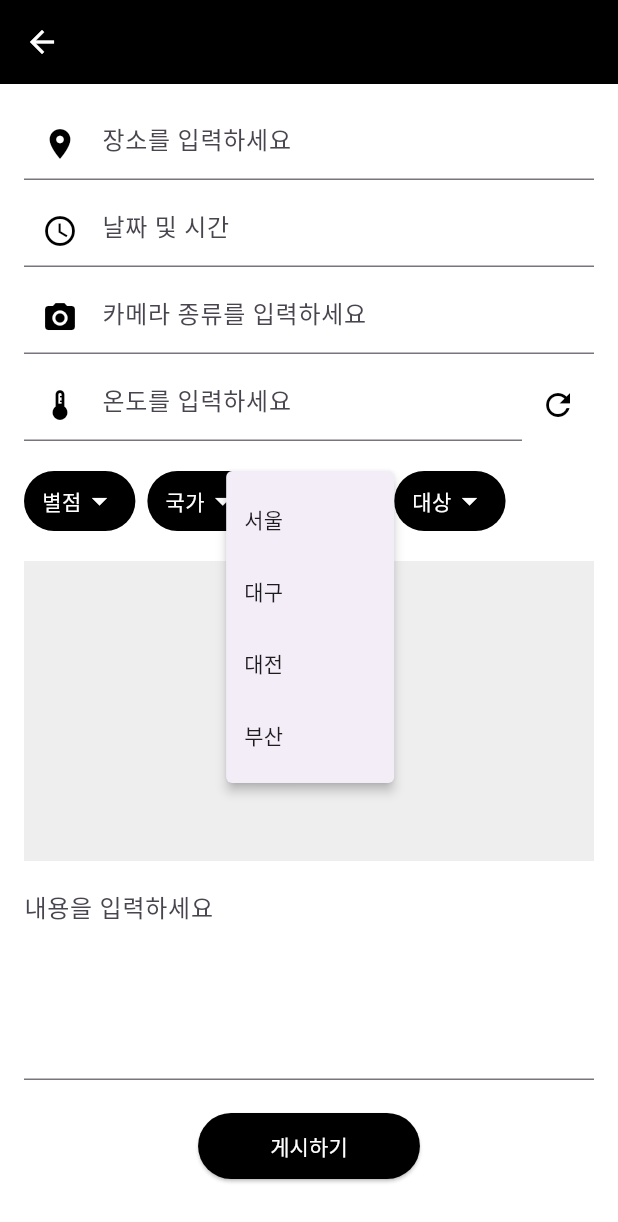
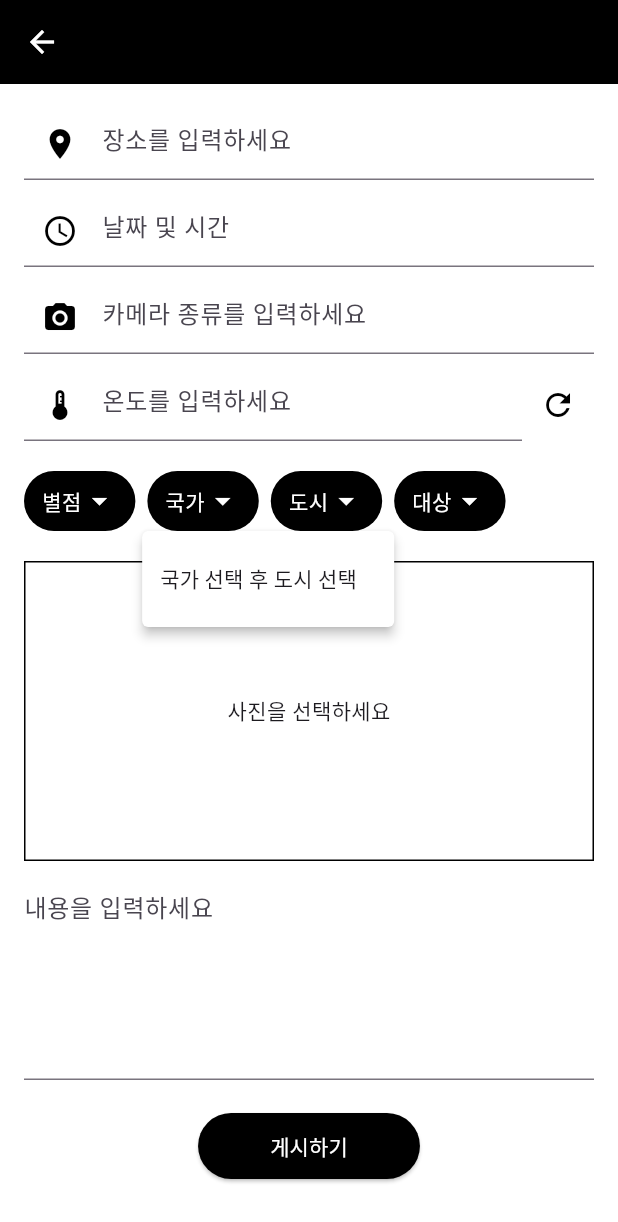
Before and after one commit to CHARKAK-SS/frontend, a Flutter app: the PostWriteScreen screen opened directly, after a tap on "도시", on a phone screen of 412 x 824 dp. Shown: the top 1222 px of the screen. Run offline on Flutter 3.47's test engine with Material 3 defaults, Android fonts, the phone set to English and light mode, and no system bars; our stand-ins replace geocoding, google_maps_flutter, image_picker, shared_preferences; missing offline and left inert: daum_postcode_view; accounts and stored records are empty; network calls fail; project files that could hold a hidden picture were left out.

Commit message:
UI update

```diff
--- a/lib/screens/post_screen.dart
+++ b/lib/screens/post_screen.dart
@@ -31,7 +31,10 @@ class _PostWriteScreenState extends State<PostWriteScreen> {
   File? selectedImage;
   List<String> starTags = ['별1개', '별2개', '별3개', '별4개', '별5개'];
   List<String> countryTags = ['국내', '국외'];
-  List<String> cityTags = ['서울', '대구', '대전', '부산'];
+  final Map<String, List<String>> cityOptions = {
+    '국내': ['서울', '대구', '대전', '부산', '인천', '광주', '천안', '원주', '구미', '세종', '경주'],
+    '국외': ['미국', '캐나다', '영국', '독일', '스페인', '일본', '중국', '베트남', '태국'],
+  };
   List<String> subjectTags = ['인물', '풍경', '사물', '동물', '야경'];
 
   Map<String, String?> selectedTagMap = {
@@ -143,7 +146,13 @@ class _PostWriteScreenState extends State<PostWriteScreen> {
                         Navigator.pop(context);
                         _showAddPlacePopup();
                       },
-                      child: const Text('장소 추가'),
+                      style: ElevatedButton.styleFrom(
+                        backgroundColor: Colors.black,
+                      ),
+                      child: const Text(
+                        '장소 추가',
+                        style: TextStyle(color: Colors.white),
+                      ),
                     ),
                   ],
                 ),
@@ -151,7 +160,10 @@ class _PostWriteScreenState extends State<PostWriteScreen> {
               actions: [
                 TextButton(
                   onPressed: () => Navigator.pop(context),
-                  child: const Text('닫기'),
+                  child: const Text(
+                    '닫기',
+                    style: TextStyle(color: Colors.black),
+                  ),
                 ),
               ],
             );
@@ -314,6 +326,55 @@ class _PostWriteScreenState extends State<PostWriteScreen> {
     );
   }
 
+  // country 선택 시 선택된 도시를 초기화하고 옵션 동적 반영
+  Widget buildTagDropdown(String label, List<String> items) {
+    // 🔥 country 옵션일 경우 동적 반영
+    if (label == '도시') {
+      final selectedCountry = selectedTagMap['국가'];
+      items =
+          selectedCountry != null
+              ? cityOptions[selectedCountry] ?? []
+              : ['국가 선택 후 도시 선택']; // 기본값 표시
+    }
+
+    return PopupMenuButton<String>(
+      color: Colors.white,
+      offset: Offset(0, 40),
+      onSelected: (value) {
+        setState(() {
+          selectedTagMap[label] = value;
+          if (label == '국가') {
+            // 🔥 국가 변경 시 도시 초기화
+            selectedTagMap['도시'] = null;
+          }
+        });
+      },
+      itemBuilder:
+          (_) =>
+              items
+                  .map((e) => PopupMenuItem(value: e, child: Text(e)))
+                  .toList(),
+      child: Container(
+        padding: const EdgeInsets.symmetric(horizontal: 12, vertical: 8),
+        margin: const EdgeInsets.only(right: 8),
+        decoration: BoxDecoration(
+          color: Colors.black,
+          borderRadius: BorderRadius.circular(20),
+        ),
+        child: Row(
+          mainAxisSize: MainAxisSize.min,
+          children: [
+            Text(
+              selectedTagMap[label] ?? label,
+              style: const TextStyle(color: Colors.white),
+            ),
+            const Icon(Icons.arrow_drop_down, color: Colors.white),
+          ],
+        ),
+      ),
+    );
+  }
+
   @override
   Widget build(BuildContext context) {
     return Scaffold(
@@ -359,7 +420,7 @@ class _PostWriteScreenState extends State<PostWriteScreen> {
                 children: [
                   buildTagDropdown('별점', starTags),
                   buildTagDropdown('국가', countryTags),
-                  buildTagDropdown('도시', cityTags),
+                  buildTagDropdown('도시', []), // 🔥 수정
                   buildTagDropdown('대상', subjectTags),
                 ],
               ),
@@ -379,7 +440,10 @@ class _PostWriteScreenState extends State<PostWriteScreen> {
                 child: Container(
                   width: double.infinity,
                   height: selectedImage != null ? 300 : 200,
-                  color: Colors.grey.shade200,
+                  decoration: BoxDecoration(
+                    color: Colors.white,
+                    border: Border.all(color: Colors.black, width: 1),
+                  ),
                   child:
                       selectedImage != null
                           ? Center(
@@ -632,33 +696,4 @@ class _PostWriteScreenState extends State<PostWriteScreen> {
       ).showSnackBar(SnackBar(content: Text('날씨 자동 입력 오류: $e')));
     }
   }
-
-  Widget buildTagDropdown(String label, List<String> items) {
-    return PopupMenuButton<String>(
-      onSelected: (value) => setState(() => selectedTagMap[label] = value),
-      itemBuilder:
-          (_) =>
-              items
-                  .map((e) => PopupMenuItem(value: e, child: Text(e)))
-                  .toList(),
-      child: Container(
-        padding: const EdgeInsets.symmetric(horizontal: 12, vertical: 8),
-        margin: const EdgeInsets.only(right: 8),
-        decoration: BoxDecoration(
-          color: Colors.black,
-          borderRadius: BorderRadius.circular(20),
-        ),
-        child: Row(
-          mainAxisSize: MainAxisSize.min,
-          children: [
-            Text(
-              selectedTagMap[label] ?? label,
-              style: const TextStyle(color: Colors.white),
-            ),
-            const Icon(Icons.arrow_drop_down, color: Colors.white),
-          ],
-        ),
-      ),
-    );
-  }
 }
--- a/lib/screens/postdetail_screen.dart
+++ b/lib/screens/postdetail_screen.dart
@@ -57,13 +57,13 @@ class _PostDetailScreenState extends State<PostDetailScreen> {
           final String shutterSpeed = post['shutterSpeed'] ?? '';
           final String iso = post['iso'] ?? '';
           final String cameraInfo = [
-            camera,
-            lens,
-            aperture,
-            shutterSpeed,
-            iso,
-          ].where((e) => e.isNotEmpty).join(' | ');
-          final String weather = post['weather'] ?? '';
+            if (camera.isNotEmpty) camera,
+            if (lens.isNotEmpty) '${lens}mm', // mm 단위 추가
+            if (aperture.isNotEmpty) 'F$aperture', // F 단위 추가
+            if (shutterSpeed.isNotEmpty) '1/${shutterSpeed}s', // s 단위 추가
+            if (iso.isNotEmpty) 'ISO$iso', // ISO 추가
+          ].join(' | ');
+          final String weather = post['wearther'] ?? '';
           final String imageUrl = post['imageUrl'] ?? '';
           final String content = post['text'] ?? '';
 
```
Also changed, not shown: lib/screens/spotdetail_screen.dart (+51 -38 lines).
